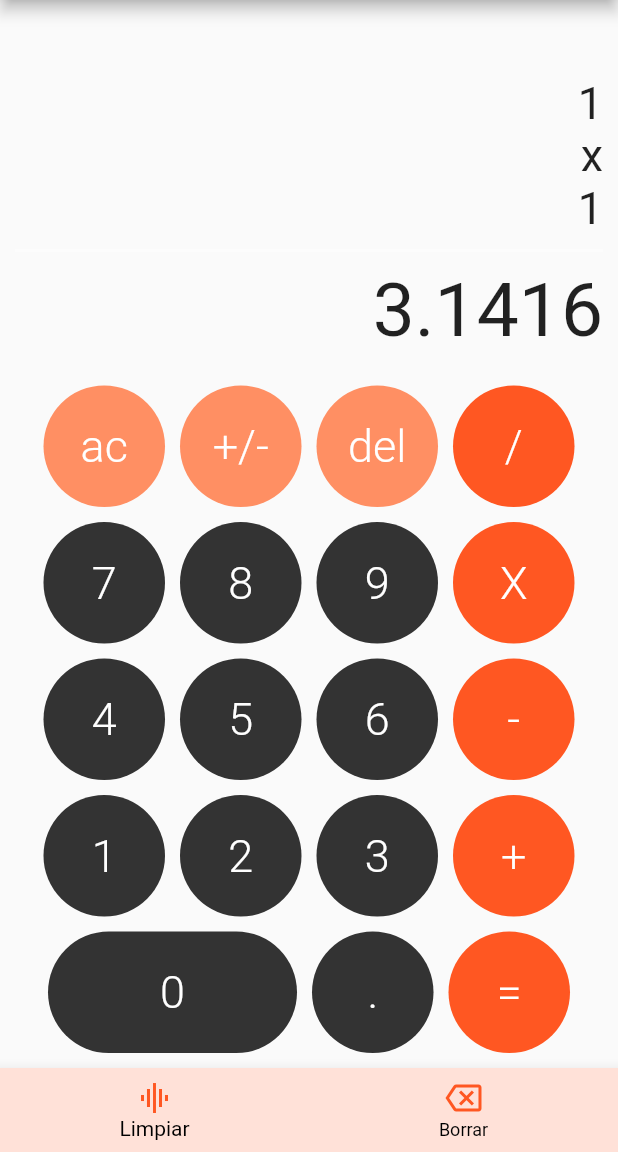
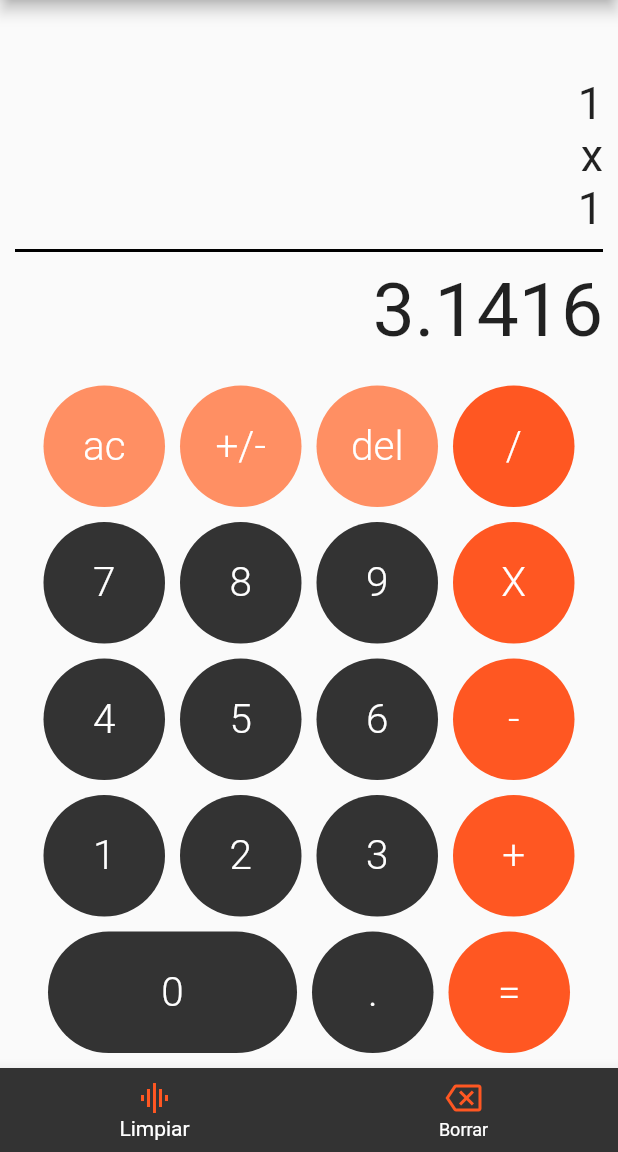
Before and after one commit to Aper-ux/CalculadoraFlutter, a Flutter app: the screen it shows after launch, on a phone screen of 412 x 824 dp, the part 84-1236 px from its top. Run offline on Flutter 3.47's test engine with Material 2 defaults, Android fonts, the phone set to English and light mode, and no system bars; our stand-ins replace bloc.

Commit message:
Config Bloc

```diff
--- a/lib/screens/pantalla.dart
+++ b/lib/screens/pantalla.dart
@@ -31,19 +31,19 @@ class Pantalla extends StatelessWidget {
                 children: [
                   Boton(
                     text: 'ac',
-                    bgColor: Color.fromARGB(255, 255, 143, 99),
+                    bgColor: const Color.fromARGB(255, 255, 143, 99),
                     // ignore: avoid_print
                     onPressed: () => print('AC'),
                   ),
                   Boton(
                     text: '+/-',
-                    bgColor: Color.fromARGB(255, 255, 143, 99),
+                    bgColor: const Color.fromARGB(255, 255, 143, 99),
                     // ignore: avoid_print
                     onPressed: () => print('+/-'),
                   ),
                   Boton(
                     text: 'del',
-                    bgColor: Color.fromARGB(255, 255, 143, 99),
+                    bgColor: const Color.fromARGB(255, 255, 143, 99),
                     // ignore: avoid_print
                     onPressed: () => print('del'),
                   ),
@@ -157,9 +157,9 @@ class Pantalla extends StatelessWidget {
         ),
       ),
       bottomNavigationBar: BottomNavigationBar(
-          backgroundColor: const Color.fromARGB(255, 255, 225, 216),
-          selectedItemColor: Colors.black,
-          unselectedItemColor: Colors.black,
+          backgroundColor: const Color(0xff333333),
+          selectedItemColor: Colors.white,
+          unselectedItemColor: Colors.white,
           items: const [
             BottomNavigationBarItem(
                 icon: Icon(
--- a/lib/widgets/boton.dart
+++ b/lib/widgets/boton.dart
@@ -13,7 +13,7 @@ class Boton extends StatelessWidget {
     this.big = false,
     required this.text,
     required this.onPressed,
-  })  : this.bgColor = bgColor ?? Color(0xff333333),
+  })  : bgColor = bgColor ?? const Color(0xff333333),
         super(key: key);
 
   @override
@@ -25,16 +25,16 @@ class Boton extends StatelessWidget {
     );
 
     return Container(
-      margin: EdgeInsets.only(bottom: 10, right: 5, left: 5),
+      margin: const EdgeInsets.only(bottom: 10, right: 5, left: 5),
       child: TextButton(
         style: buttonStyle,
         child: Container(
-          width: this.big ? 150 : 65,
+          width: big ? 150 : 65,
           height: 65,
           child: Center(
               child: Text(
-            this.text,
-            style: TextStyle(fontSize: 30, fontWeight: FontWeight.w300),
+            text,
+            style: const TextStyle(fontSize: 27, fontWeight: FontWeight.w300),
           )),
         ),
         onPressed: () => this.onPressed(),
--- a/lib/widgets/linea.dart
+++ b/lib/widgets/linea.dart
@@ -9,7 +9,7 @@ class Linea extends StatelessWidget {
     return Container(
         width: double.infinity,
         height: 2,
-        color: Colors.white.withOpacity(0.4),
+        color: Colors.black,
         margin: const EdgeInsets.symmetric(vertical: 10));
   }
 }
```
Also changed, not shown: lib/bloc/Operaciones/operaciones_bloc.dart (renamed from lib/bloc/operaciones_bloc.dart), lib/bloc/Operaciones/operaciones_event.dart (renamed from lib/bloc/operaciones_event.dart), lib/bloc/Operaciones/operaciones_state.dart (renamed from lib/bloc/operaciones_state.dart).
